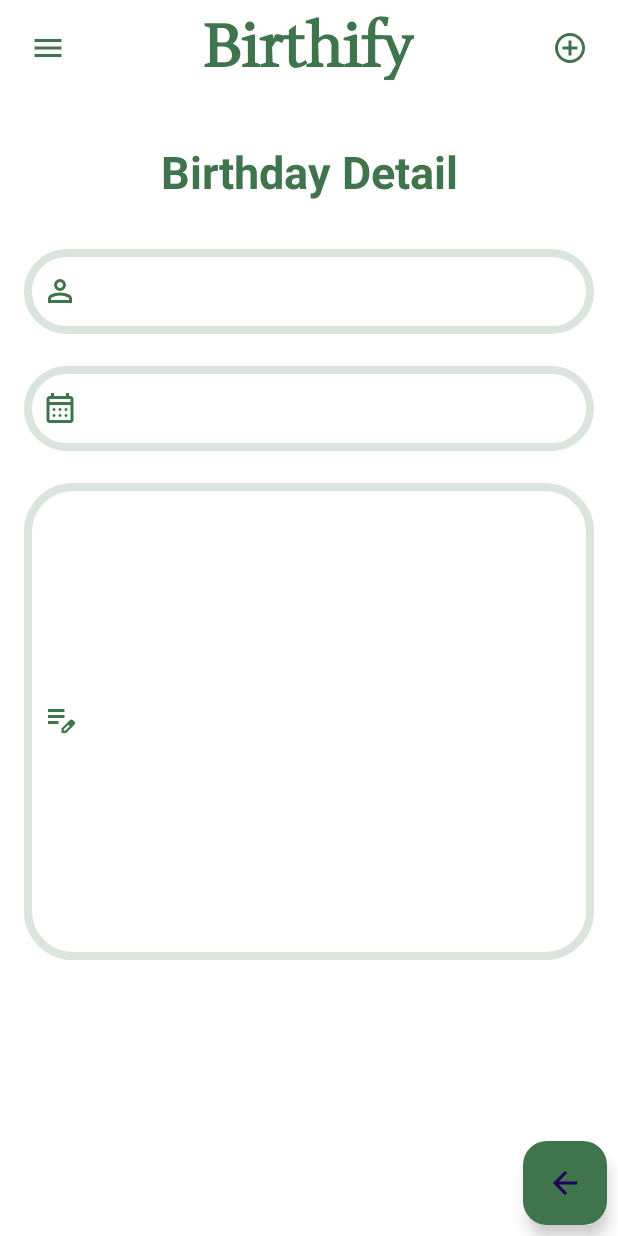
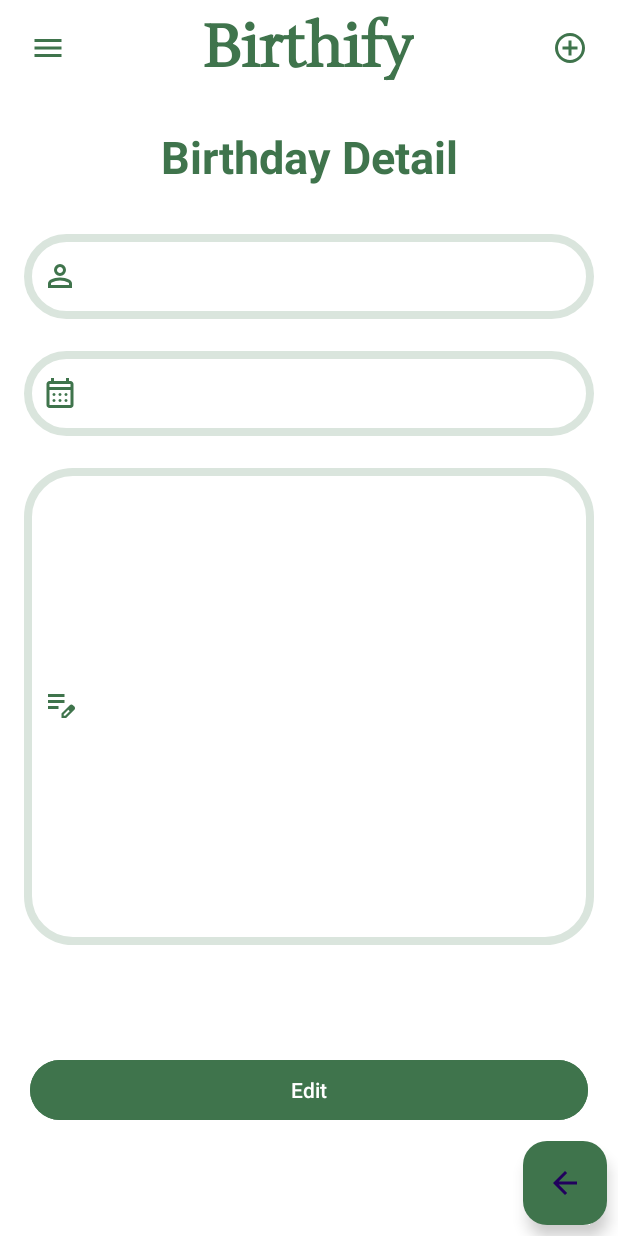
Before and after one commit to emrullahakturk/Birthify, an Android app: the fragment BirthdayDetailFragment placed in its activity, on a phone screen of 412 x 824 dp. Run offline under Robolectric (Android 15) with nearby library versions, the phone set to English and light mode, and no system bars; our stand-ins replace data binding, navigation-ui; 3 statements that could not run were skipped.

Commit message:
Birthday Detail Page Modified, Via Edit Button Birthday Can Be Edited From Detail Page

```diff
--- a/app/src/main/java/com/yargisoft/birthify/views/BirthdayDetailFragment.kt
+++ b/app/src/main/java/com/yargisoft/birthify/views/BirthdayDetailFragment.kt
@@ -24,6 +24,10 @@ class BirthdayDetailFragment : Fragment() {
 
         binding.birthday = detailedBirthday.birthday
         binding.fabDetailBirthday.setOnClickListener { findNavController().popBackStack() }
+        binding.editButtonBirthdayDetail.setOnClickListener {
+            val action = BirthdayDetailFragmentDirections.detailToEdit(detailedBirthday.birthday)
+            findNavController().navigate(action)
+        }
 
         // Inflate the layout for this fragment
         return binding.root
--- a/app/src/main/res/layout/fragment_birthday_detail.xml
+++ b/app/src/main/res/layout/fragment_birthday_detail.xml
@@ -22,14 +22,18 @@
 
             <include
                 android:id="@+id/includeDetailBirthday"
-                layout="@layout/custom_toolbar" />
+                layout="@layout/custom_toolbar"
+                app:layout_constraintEnd_toEndOf="parent"
+                app:layout_constraintHorizontal_bias="0.5"
+                app:layout_constraintStart_toStartOf="parent"
+                app:layout_constraintTop_toTopOf="parent" />
 
 
             <TextView
                 android:id="@+id/birthdayDetailTv"
                 android:layout_width="match_parent"
                 android:layout_height="wrap_content"
-                android:layout_marginTop="30dp"
+                android:layout_marginTop="20dp"
                 android:gravity="center"
                 android:text="@string/birthday_detail"
                 android:textColor="@color/green_login"
@@ -44,10 +48,9 @@
                 android:layout_width="match_parent"
                 android:layout_height="0dp"
                 android:layout_marginTop="10dp"
-                android:layout_marginBottom="7dp"
                 android:orientation="vertical"
                 android:padding="16dp"
-                app:layout_constraintBottom_toTopOf="@+id/fabDetailBirthday"
+                app:layout_constraintBottom_toTopOf="@+id/editButtonBirthdayDetail"
                 app:layout_constraintEnd_toEndOf="parent"
                 app:layout_constraintHorizontal_bias="0.5"
                 app:layout_constraintStart_toStartOf="parent"
@@ -69,9 +72,9 @@
                         android:layout_width="match_parent"
                         android:layout_height="wrap_content"
                         android:background="@drawable/rounded_edit_text"
-                        android:maxLines="1"
                         android:clickable="false"
                         android:focusable="false"
+                        android:maxLines="1"
                         android:paddingStart="40dp"
                         android:paddingEnd="0dp"
                         android:text="@{birthday.name}" />
@@ -117,9 +120,9 @@
                         android:layout_width="match_parent"
                         android:layout_height="wrap_content"
                         android:background="@drawable/rounded_edit_text"
-                        android:minLines="15"
                         android:clickable="false"
                         android:focusable="false"
+                        android:minLines="15"
                         android:paddingStart="40dp"
                         android:paddingEnd="0dp"
                         android:text="@{birthday.note}" />
@@ -127,6 +130,21 @@
 
 
             </LinearLayout>
+
+            <com.google.android.material.button.MaterialButton
+                android:id="@+id/editButtonBirthdayDetail"
+                android:layout_width="match_parent"
+                android:layout_height="wrap_content"
+                android:layout_marginLeft="20dp"
+                android:layout_marginRight="20dp"
+                android:layout_marginBottom="10dp"
+                android:backgroundTint="@color/green_login"
+                android:text="@string/edit"
+                android:textColor="@color/white"
+                app:layout_constraintBottom_toTopOf="@+id/fabDetailBirthday"
+                app:layout_constraintEnd_toEndOf="parent"
+                app:layout_constraintHorizontal_bias="0.5"
+                app:layout_constraintStart_toStartOf="parent" />
 
             <com.google.android.material.floatingactionbutton.FloatingActionButton
                 android:id="@+id/fabDetailBirthday"
@@ -136,6 +154,7 @@
                 android:layout_marginBottom="7dp"
                 android:backgroundTint="@color/green_login"
                 android:clickable="true"
+                android:contentDescription="@string/back_button"
                 android:src="@drawable/ic_back"
                 app:layout_constraintBottom_toBottomOf="parent"
                 app:layout_constraintEnd_toEndOf="parent" />
--- a/app/src/main/res/navigation/main_nav.xml
+++ b/app/src/main/res/navigation/main_nav.xml
@@ -157,6 +157,9 @@
         android:id="@+id/birthdayDetailFragment"
         android:name="com.yargisoft.birthify.views.BirthdayDetailFragment"
         android:label="BirthdayDetailFragment" >
+        <action
+            android:id="@+id/detailToEdit"
+            app:destination="@id/birthdayEditFragment" />
         <argument
             android:name="birthday"
             app:argType="com.yargisoft.birthify.models.Birthday" />
--- a/app/src/main/res/values/strings.xml
+++ b/app/src/main/res/values/strings.xml
@@ -56,4 +56,6 @@
     <string name="sort_by_name_dsc">Sort by Name Dsc)</string>
     <string name="sort_by_recorded_date_dsc">Sort by Recorded Date (Dsc)</string>
     <string name="sort_by_birth_date_dsc">Sort by Birth Date (Dsc)</string>
+    <string name="back_button">Back Button</string>
+    <string name="edit">Edit</string>
 </resources>
```
